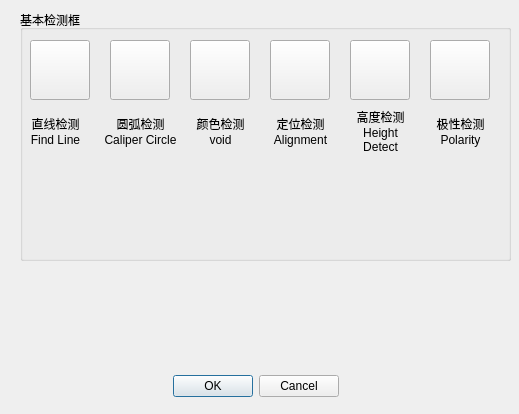
The window that VisionDetect/InspWindowSelectDialog.ui (chuandongxu/AOI) describes before a commit, drawn with Qt 5.
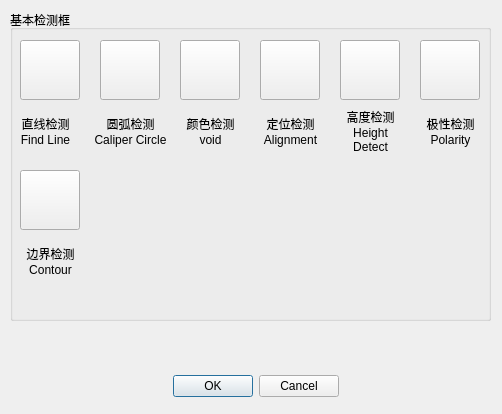
The same window after the commit. Icons and pictures are not drawn.

Commit message:
Develop the inspect contour feature.
Develop the inspect contour feature.

Diff of the .ui file:
```diff
--- a/VisionDetect/InspWindowSelectDialog.ui
+++ b/VisionDetect/InspWindowSelectDialog.ui
@@ -6,7 +6,7 @@
    <rect>
     <x>0</x>
     <y>0</y>
-    <width>519</width>
+    <width>502</width>
     <height>414</height>
    </rect>
   </property>
@@ -16,10 +16,10 @@
   <widget class="QGroupBox" name="groupBox">
    <property name="geometry">
     <rect>
-     <x>20</x>
+     <x>10</x>
      <y>10</y>
-     <width>491</width>
-     <height>251</height>
+     <width>481</width>
+     <height>311</height>
     </rect>
    </property>
    <property name="title">
@@ -278,6 +278,48 @@
      <bool>true</bool>
     </property>
    </widget>
+   <widget class="QLabel" name="labelInspectContour">
+    <property name="geometry">
+     <rect>
+      <x>10</x>
+      <y>230</y>
+      <width>61</width>
+      <height>41</height>
+     </rect>
+    </property>
+    <property name="text">
+     <string>边界检测 Contour</string>
+    </property>
+    <property name="alignment">
+     <set>Qt::AlignCenter</set>
+    </property>
+    <property name="wordWrap">
+     <bool>true</bool>
+    </property>
+   </widget>
+   <widget class="QPushButton" name="btnInspContourWindow">
+    <property name="geometry">
+     <rect>
+      <x>10</x>
+      <y>160</y>
+      <width>60</width>
+      <height>60</height>
+     </rect>
+    </property>
+    <property name="text">
+     <string/>
+    </property>
+    <property name="icon">
+     <iconset>
+      <normaloff>./Image/Contour.png</normaloff>./Image/Contour.png</iconset>
+    </property>
+    <property name="iconSize">
+     <size>
+      <width>60</width>
+      <height>60</height>
+     </size>
+    </property>
+   </widget>
   </widget>
   <widget class="QDialogButtonBox" name="buttonBox">
    <property name="geometry">
```
The commit also changes 11 other files.
